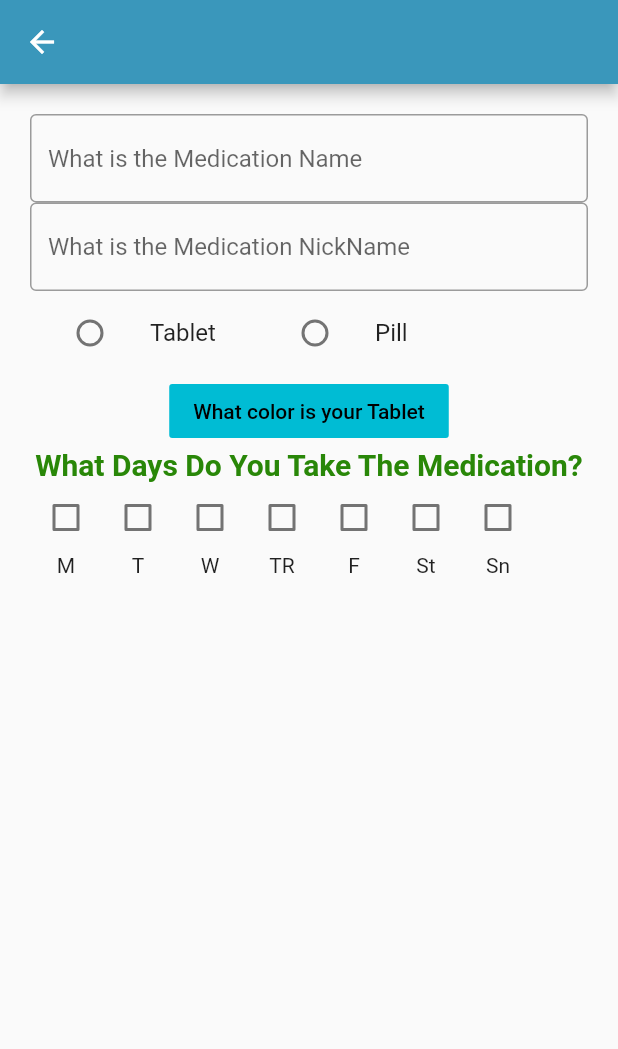
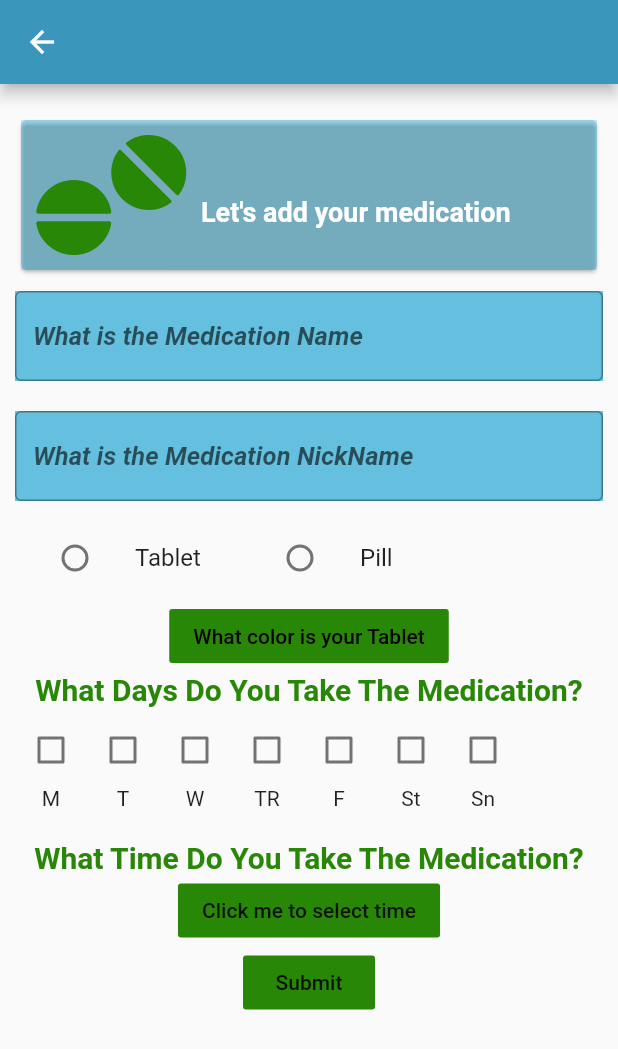
Before and after one commit to moahmmed199898/MedicalReminder, a Flutter app: the AddPage screen opened by its route, on a phone screen of 412 x 824 dp. Shown: the top 1049 px of the screen. Run offline on Flutter 3.47's test engine with Material 2 defaults, Android fonts, the phone set to English and light mode, and no system bars; our stand-ins replace cloud_firestore, firebase_auth, firebase_core, flutter_signin_button, font_awesome_flutter, google_sign_in and 1 more; missing offline and left inert: o_color_picker; accounts and stored records are empty; statements that could not run were skipped.

Commit message:
Adding DB support and a few other things

```diff
--- a/lib/App_State.dart
+++ b/lib/App_State.dart
@@ -1,6 +1,6 @@
 import 'package:firebase_auth/firebase_auth.dart';
 class AppState {
-  static bool firebaseInitialized = false;
+  static bool isFirebaseInitialized = false;
   static bool firebaseError = false;
   static UserCredential credential;
 }
--- a/lib/Components/Color_Picker.dart
+++ b/lib/Components/Color_Picker.dart
@@ -2,18 +2,19 @@ import 'package:flutter/material.dart';
 import 'package:o_color_picker/o_color_picker.dart';
 
 class ColorPicker extends StatefulWidget {
-  String title;
-  void Function(Color) callback;
-  ColorPicker(this.title, this.callback);
+  final String title;
+  final void Function(Color) callback;
+  final Color defaultColor;
+  ColorPicker(this.title,this.defaultColor, this.callback);
   @override
   _ColorPicker createState() => _ColorPicker();
 }
 
 class _ColorPicker extends State<ColorPicker> {
 
-  Color selectedColor = Colors.cyan;
   @override
   Widget build(BuildContext context) {
+    Color selectedColor = widget.defaultColor;
     return FlatButton(
               color: selectedColor,
               textColor: Colors.black,
@@ -21,7 +22,10 @@ class _ColorPicker extends State<ColorPicker> {
               onPressed: () => showDialog<void>(
                 context: context,
                 builder: (_) => Material(
-                  child: OColorPicker(
+                  child: Column(
+                    mainAxisAlignment: MainAxisAlignment.center,
+                    children: [
+                      OColorPicker(
                         selectedColor: selectedColor,
                         colors: primaryColorsPalette,
                         onColorChange: (color) {
@@ -32,6 +36,8 @@ class _ColorPicker extends State<ColorPicker> {
                           widget.callback(color);
                         },
                       ),
+                    ],
+                  )
                 ),
               ),
             );
--- a/lib/Components/DaysPicker/Days_Picker.dart
+++ b/lib/Components/DaysPicker/Days_Picker.dart
@@ -24,10 +24,12 @@ class _DaysPicker extends State<DaysPicker> {
   }
   @override
   Widget build(BuildContext context) {
-    return Flex(
+    return Container(
+      margin: EdgeInsets.only(bottom: 20, top: 5),
+      child:Flex(
           direction: Axis.horizontal,
           children:  weekDays.map((e) => VerticalCheckBoxTile(e, (value)=>onChangeHandler(e,value))).toList()
-      );
+      ));
 
   }
 
--- a/lib/Components/Input_Box.dart
+++ b/lib/Components/Input_Box.dart
@@ -1,4 +1,5 @@
 import 'package:flutter/material.dart';
+import 'package:medical_reminder/Constants.dart';
 
 class InputBox extends StatelessWidget {
   final String question;
@@ -10,12 +11,21 @@ class InputBox extends StatelessWidget {
 
   @override
   Widget build(BuildContext context) {
-    return TextFormField(
-        decoration: InputDecoration(
-        hintText: question,
-        border: OutlineInputBorder(),
-    ),
-      onChanged: callback
+    return Container(
+      color: Constants.mainColor.withOpacity(0.6),
+      margin: EdgeInsets.only(bottom: 10, top: 10),
+      child: TextFormField(
+        style: TextStyle(
+          fontSize: 17,
+          fontWeight: FontWeight.bold,
+          fontStyle: FontStyle.italic
+        ),
+          decoration: InputDecoration(
+            hintText: question,
+            border: OutlineInputBorder(),
+          ),
+          onChanged: callback
+      ),
     );
   }
 
--- a/lib/Components/MedicationCard/Medication_Card.dart
+++ b/lib/Components/MedicationCard/Medication_Card.dart
@@ -7,6 +7,7 @@ class MedicationCard extends StatelessWidget {
   final String subText;
   final IconData icon;
   final Color iconColor;
+  final double transparency;
 
   //font sizes
   final double _medNameFontSize = 35;
@@ -21,21 +22,22 @@ class MedicationCard extends StatelessWidget {
   Color _backgroundColor;
 
 
-  MedicationCard(this.medName, this.subText, this.icon, this.iconColor) {
+  MedicationCard(this.medName, this.subText, this.icon, this.iconColor, [this.transparency=1]) {
     //calculate the mean of the colors
     double avgMean = (iconColor.blue + iconColor.red + iconColor.green)/3;
     if(avgMean > 255/2) {
       //light icon
-      _backgroundColor = _darkBackground;
+      _backgroundColor = _darkBackground.withOpacity(transparency);
     } else {
       //dark icon
-      _backgroundColor = _lightBackground;
+      _backgroundColor = _lightBackground.withOpacity(transparency);
     }
   }
 
   @override
   Widget build(BuildContext context) {
     return Card(
+      color: _backgroundColor,
         child: Container(
       color: _backgroundColor,
       height: 100,
--- a/lib/Components/MedicationCard/Medication_Card_Maker.dart
+++ b/lib/Components/MedicationCard/Medication_Card_Maker.dart
@@ -13,7 +13,7 @@ class MedicationCardMaker extends StatelessWidget {
   String subText;
   IconData icon;
   Color iconColor;
-  Medications medications;
+  Medication medications;
 
   MedicationCardMaker(this.medications) {
     medName = medications.medNickName;
--- a/lib/Pages/Add_Page.dart
+++ b/lib/Pages/Add_Page.dart
@@ -1,11 +1,17 @@
 import 'package:flutter/material.dart';
-import 'package:medical_reminder/Components/Background_Animation.dart';
+import 'package:font_awesome_flutter/font_awesome_flutter.dart';
+import 'dart:async';
 
 
+import 'package:medical_reminder/Components/BackgroundSettings/Background_Animation.dart';
+import 'package:medical_reminder/Components/BackgroundSettings/Background_Setting_Setter.dart';
 import 'package:medical_reminder/Components/Color_Picker.dart';
-import 'file:///C:/Users/aspas/StudioProjects/MedicalReminder/lib/Components/DaysPicker/Days_Picker.dart';
+import 'package:medical_reminder/Components/DaysPicker/Days_Picker.dart';
 import 'package:medical_reminder/Components/Input_Box.dart';
+import 'package:medical_reminder/Components/MedicationCard/Medication_Card.dart';
 import 'package:medical_reminder/Components/Tablet_Pill_Picker.dart';
+import 'package:medical_reminder/Services/Firebase/Database.dart';
+import 'package:medical_reminder/Types/BackgroundSettingEnum.dart';
 
 class AddPage extends StatefulWidget {
   @override
@@ -13,12 +19,14 @@ class AddPage extends StatefulWidget {
 }
 
 class _AddPage extends State<AddPage> {
-  String _medicationName;
-  String _medNickName;
-  Color _medColor;
+  String _medicationName = " ";
+  String _medNickName = " ";
+  Color _medColor = Color.fromRGBO(41, 135, 8, 1);
   String _medType = "Tablet";
   List<String> _medDays;
   TimeOfDay _time = TimeOfDay(hour: 8, minute: 0);
+  BackgroundSetting _currentBackground = BackgroundSetting.Evening2Morning;
+  IconData _icon = FontAwesomeIcons.tablets;
 
   void _colorPickerOnChangeHandler(Color color) {
     setState(() {
@@ -29,6 +37,11 @@ class _AddPage extends State<AddPage> {
   void _medTypeOnChangeHandler(String string) {
     setState(() {
       _medType = string;
+      if(_medType == "Tablet") {
+        _icon = FontAwesomeIcons.tablets;
+      } else {
+        _icon = FontAwesomeIcons.pills;
+      }
     });
   }
 
@@ -36,12 +49,33 @@ class _AddPage extends State<AddPage> {
     _medDays = days;
   }
 
-  void _onTimeChangedHandler(TimeOfDay time) {
+  void backgroundAnimation() {
     setState(() {
-      _time = time;
+      _currentBackground = BackgroundSetting.Morning2Evening;
+    });
+
+  }
+  void onClickShowTimeHandler() {
+    showTimePicker(context: context, initialTime: _time).then((value) => setState(()=>{
+      _time = value
+    }));
+  }
+  void onChangeMedNameHandler(String value) {
+    setState(() {
+      _medicationName = value;
+    });
+  }
+  void onChangeMedNickNameHandler(String value) {
+    setState(() {
+      _medNickName = value;
     });
   }
 
+  void onSubmitHandler() {
+    Database database = Database(context);
+    // database.addMedication(_medicationName, _medNickName, _medColor, _medType, _medDays, _time).then((value) => print("added")).catchError((e)=> print(e.toString()));
+    database.getCurrentMedication();
+  }
 
   @override
   void initState() {
@@ -56,19 +90,22 @@ class _AddPage extends State<AddPage> {
         ),
         body: Stack(
             children: [
-              BackgroundAnimation(),
+              BackgroundSettingSetter(_currentBackground),
           SingleChildScrollView(
-
               child:Container(
-                      margin: EdgeInsets.all(20),
+                      margin: EdgeInsets.only(top: 20, right: 10, left: 10, bottom: 20),
                       child: Column(
                         children: [
-                          InputBox("What is the Medication Name", (String string) => print(string)),
-                          InputBox("What is the Medication NickName", (String string) => print(string)),
+                          MedicationCard(_medNickName, "Let's add your medication", _icon, _medColor, 0.2),
+                          InputBox("What is the Medication Name", onChangeMedNameHandler),
+                          InputBox("What is the Medication NickName", onChangeMedNickNameHandler),
                           TabletPillPicker(_medTypeOnChangeHandler),
-                          ColorPicker("What color is your $_medType", _colorPickerOnChangeHandler),
-                          Text("What Days Do You Take The Medication?", style: TextStyle(color: Color.fromRGBO(41, 135, 8, 1), fontWeight: FontWeight.bold, fontSize: 20)),
+                          ColorPicker("What color is your $_medType",_medColor , _colorPickerOnChangeHandler),
+                          Text("What Days Do You Take The Medication?", style: TextStyle(color: _medColor, fontWeight: FontWeight.bold, fontSize: 20)),
                           DaysPicker(_onDayCheckedHandler),
+                          Text("What Time Do You Take The Medication?", style: TextStyle(color: _medColor, fontWeight: FontWeight.bold, fontSize: 20)),
+                          FlatButton(onPressed:onClickShowTimeHandler,color: _medColor, child: Text("Click me to select time")),
+                          FlatButton(onPressed: onSubmitHandler, color: _medColor, child: Text("Submit"))
                         ],
                       )
                   )
--- /dev/null
+++ b/lib/Services/Firebase/Database.dart
@@ -0,0 +1,75 @@
+import 'package:cloud_firestore/cloud_firestore.dart';
+import 'package:medical_reminder/App_State.dart';
+import 'package:medical_reminder/Pages/Auth_page.dart';
+import 'package:medical_reminder/Services/Firebase/Firebase_Initializer.dart';
+import 'package:flutter/material.dart';
+import 'package:medical_reminder/Types/Firebase_Data.dart';
+
+class Database {
+  FirebaseFirestore firestore;
+  BuildContext context;
+  Database(this.context);
+  Future initFirebase() async {
+    if(AppState.isFirebaseInitialized == false) await FirebaseInitializer.initFlutterFire();
+    //TODO: Handel Firebase init error
+    if(AppState.firebaseError == true) print("Firebase Init Error");
+    firestore = FirebaseFirestore.instance;
+    firestore.settings = Settings(persistenceEnabled: true);
+  }
+
+  Future checkLogin() async {
+    if(AppState.credential == null) {
+      await Navigator.pushNamed(context, "/auth");
+    }
+  }
+
+
+  // String _medicationName = " ";
+  // String _medNickName = " ";
+  // Color _medColor = Color.fromRGBO(41, 135, 8, 1);
+  // String _medType = "Tablet";
+  // List<String> _medDays;
+  // TimeOfDay _time = TimeOfDay(hour: 8, minute: 0);
+
+  Future addMedication(String medName, String medNickName, Color medColor, String medType, List<String> medDays, TimeOfDay medTime) async {
+    await initFirebase();
+    await checkLogin();
+    CollectionReference medications = firestore.collection("Medications");
+    await medications.add(({
+      "medicationName": medName,
+      "medColor": {
+        "r": medColor.red,
+        "g": medColor.green,
+        "b": medColor.blue
+      },
+      "medNickName": medNickName,
+      "medInterval": [
+        {
+          "Day": medDays[0],
+          "time": [
+            "${medTime.hour}:${medTime.minute}"
+          ]
+      }
+      ],
+      "amountLeft": 4,
+      "dose": 500,
+      "medType": medType == "Tablet" ? "T" : "P",
+      "userID": AppState.credential.user.uid
+    }));
+  }
+
+  Future<List<Medication>> getCurrentMedication() async {
+    await initFirebase();
+    await checkLogin();
+    var medications =  await firestore.collection("Medications").get();
+    var list = List<Medication>();
+    for(var med in medications.docs) {
+      var stracuredData = Medication.fromJson(med.data());
+      list.add(stracuredData);
+    }
+    return list;
+
+  }
+
+
+}
--- a/lib/Services/Firebase/Firebase_Initializer.dart
+++ b/lib/Services/Firebase/Firebase_Initializer.dart
@@ -11,7 +11,7 @@ class FirebaseInitializer {
   static Future<int> initFlutterFire() async {
     try{
       await Firebase.initializeApp();
-      AppState.firebaseInitialized = true;
+      AppState.isFirebaseInitialized = true;
       return 1;
     } catch(e) {
       print("Firebase Init Error");
--- /dev/null
+++ b/lib/Types/BackgroundSettingEnum.dart
@@ -0,0 +1,8 @@
+enum BackgroundSetting {
+  Morning2Evening,
+  Evening2Morning,
+  Morning2Night,
+  Night2Morning,
+  Evening2Night,
+  Night2Evening,
+}
--- a/lib/Types/Firebase_Data.dart
+++ b/lib/Types/Firebase_Data.dart
@@ -4,12 +4,12 @@
 
 import 'dart:convert';
 
-List<Medications> medicationsFromJson(String str) => List<Medications>.from(json.decode(str).map((x) => Medications.fromJson(x)));
+List<Medication> medicationsFromJson(String str) => List<Medication>.from(json.decode(str).map((x) => Medication.fromJson(x)));
 
-String medicationsToJson(List<Medications> data) => json.encode(List<dynamic>.from(data.map((x) => x.toJson())));
+String medicationsToJson(List<Medication> data) => json.encode(List<dynamic>.from(data.map((x) => x.toJson())));
 
-class Medications {
-  Medications({
+class Medication {
+  Medication({
     this.medicationName,
     this.medColor,
     this.medNickName,
@@ -27,7 +27,7 @@ class Medications {
   int dose;
   String medType;
 
-  factory Medications.fromJson(Map<String, dynamic> json) => Medications(
+  factory Medication.fromJson(Map<String, dynamic> json) => Medication(
     medicationName: json["medicationName"],
     medColor: MedColor.fromJson(json["medColor"]),
     medNickName: json["medNickName"],
--- a/lib/main.dart
+++ b/lib/main.dart
@@ -1,5 +1,4 @@
 import 'package:flutter/material.dart';
-import 'package:medical_reminder/Components/Background_Animation.dart';
 import 'package:medical_reminder/Pages/Add_Page.dart';
 import 'package:medical_reminder/Pages/Auth_page.dart';
 
@@ -8,12 +7,11 @@ import 'Pages/Home_Page.dart';
 
 void main() => runApp(MaterialApp(
       theme: ThemeData.light(),
-      initialRoute: "/add",
+      initialRoute: "/CurrentHealth",
       routes: {
         "/": (context) => HomePage(),
         "/CurrentHealth" : (context) => CurrentHealthPage(),
         "/auth": (context) => AuthPage(),
         "/add": (context) => AddPage(),
-        "/test": (context) => BackgroundAnimation()
       },
     ));
--- a/pubspec.yaml
+++ b/pubspec.yaml
@@ -54,7 +54,8 @@ flutter:
 
   # To add assets to your application, add an assets section, like this:
   assets:
-    - assets/sky_animation.riv
+    - assets/Evening2Morning.riv
+    - assets/Morning2Evening.riv
   #   - images/a_dot_ham.jpeg
 
   # An image asset can refer to one or more resolution-specific "variants", see
```
Also changed, not shown: lib/Components/BackgroundSettings/Background_Animation.dart (renamed from lib/Components/Background_Animation.dart, +10 -8 lines), lib/Components/BackgroundSettings/Background_Setting_Setter.dart (added, +26 -0 lines), lib/Components/MedicationCard/Medication_Card_Manager.dart (+17 -4 lines), 3 other files. Lines whose indentation alone changed are shown as unchanged.
